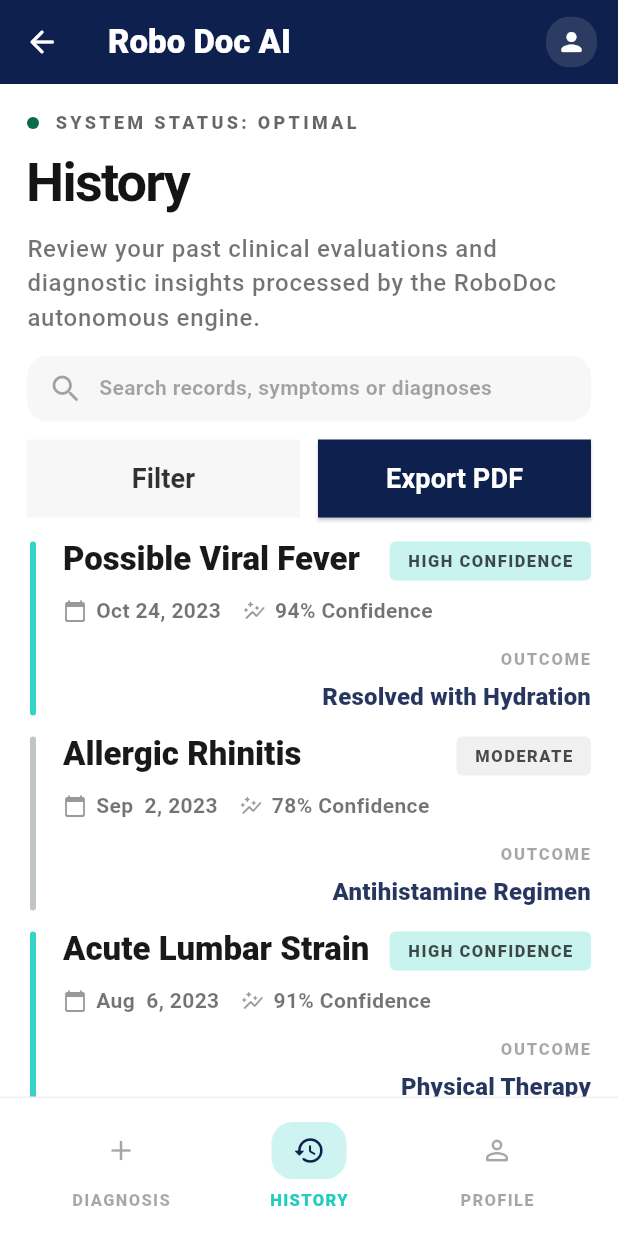
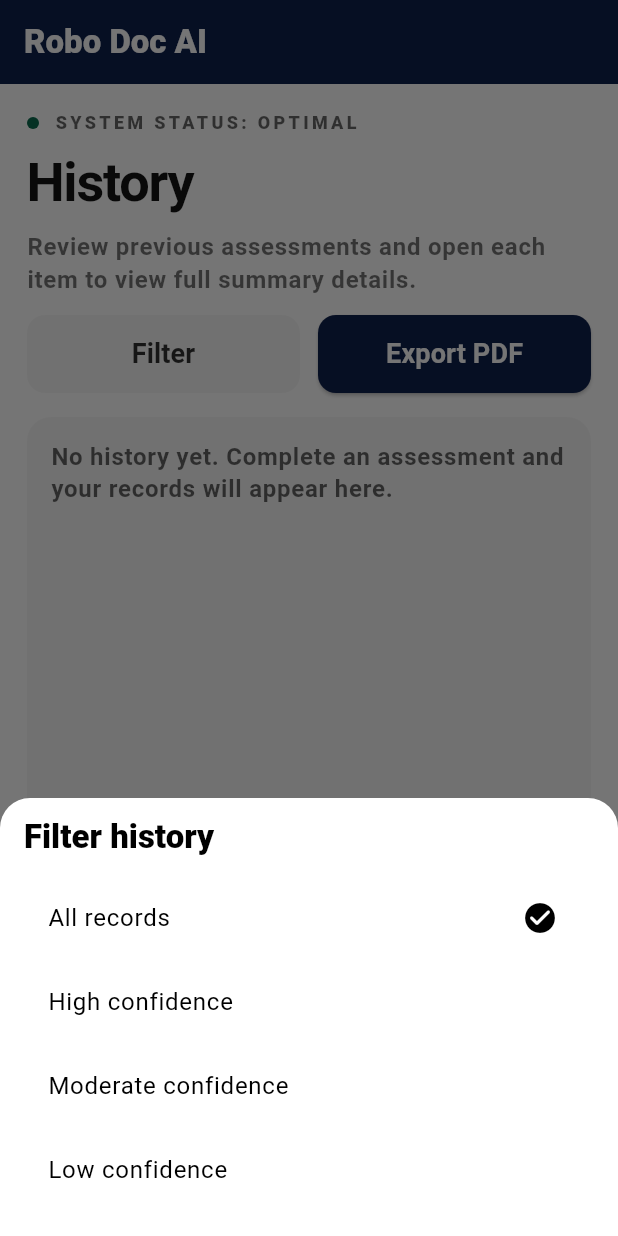
Before and after one commit to maisha-fariha/robodoc, a Flutter app: the HistoryPage screen opened by its route, item 2 of the bottom bar chosen, after a tap on "Filter", on a phone screen of 412 x 824 dp. Run offline on Flutter 3.47's test engine with Material 3 defaults, Android fonts, the phone set to English and light mode, and no system bars; our stand-ins replace connectivity_plus, dartz, dio, firebase_auth, firebase_core, flutter_screenutil and 8 more; accounts and stored records are empty.

Commit message:
feat: implement assessment history and filtering
- Add `saveAssessmentResult` and `AssessmentHistoryItem` model to `AssessmentController` to persist and manage clinical evaluation records.
- Refactor `HistoryPage` to dynamically display assessment history using `Obx` for reactive updates.
- Implement filtering functionality on the history page (All, High, Moderate, and Low confidence).
- Add navigation from history items to their detailed results view.
- Update `HistoryPage` UI with a dynamic "Intelligence Summary" and an "Average Confidence" score card based on real history data.
- Integrate result saving logic in `AssessmentPage` upon completion of the analysis.
- Minor UI improvements to assessment modification links and history card styling.

```diff
--- a/lib/controllers/assessment_controller.dart
+++ b/lib/controllers/assessment_controller.dart
@@ -8,6 +8,7 @@ class AssessmentController extends GetxController {
   final RxnString bloodType = RxnString();
   final RxnString profileImagePath = RxnString();
   final Rxn<AssessmentResult> latestResult = Rxn<AssessmentResult>();
+  final RxList<AssessmentHistoryItem> history = <AssessmentHistoryItem>[].obs;
 
   void setFromAssessment({
     required int age,
@@ -29,6 +30,30 @@ class AssessmentController extends GetxController {
     latestResult.value = result;
   }
 
+  void saveAssessmentResult(AssessmentResult result) {
+    latestResult.value = result;
+    history.insert(
+      0,
+      AssessmentHistoryItem(
+        result: result,
+        title: result.possibleIndication,
+        date: DateTime.now(),
+        confidence: result.confidence / 100.0,
+        tag: _confidenceTag(result.confidence),
+        outcome: result.riskSummary,
+      ),
+    );
+    if (history.length > 50) {
+      history.removeRange(50, history.length);
+    }
+  }
+
+  static String _confidenceTag(int confidence) {
+    if (confidence >= 90) return 'HIGH CONFIDENCE';
+    if (confidence >= 70) return 'MODERATE';
+    return 'LOW CONFIDENCE';
+  }
+
   String get genderDisplay {
     switch (sexAtBirth.value) {
       case 'male':
@@ -48,3 +73,21 @@ class AssessmentController extends GetxController {
       ? bloodType.value!.trim()
       : '—';
 }
+
+class AssessmentHistoryItem {
+  final AssessmentResult result;
+  final String title;
+  final DateTime date;
+  final double confidence;
+  final String tag;
+  final String outcome;
+
+  const AssessmentHistoryItem({
+    required this.result,
+    required this.title,
+    required this.date,
+    required this.confidence,
+    required this.tag,
+    required this.outcome,
+  });
+}
--- a/lib/pages/assessment_page.dart
+++ b/lib/pages/assessment_page.dart
@@ -1492,6 +1492,7 @@ class _AssessmentPageState extends State<AssessmentPage> {
               try {
                 final result = await _analyzeAnswers();
                 if (mounted) {
+                  Get.find<AssessmentController>().saveAssessmentResult(result);
                   Get.toNamed(AppRoutes.results, arguments: result);
                 }
               } finally {
@@ -1959,11 +1960,10 @@ class _DetailCard extends StatelessWidget {
                 InkWell(
                   onTap: onModify,
                   child: Text(
-                    'Modify detail',
+                    'Select other option',
                     style: textTheme.bodySmall?.copyWith(
                       color: Colors.black.withValues(alpha: 0.7),
-                      fontWeight: FontWeight.w800,
-                      decoration: TextDecoration.underline,
+                      fontWeight: FontWeight.w900,
                     ),
                   ),
                 ),
--- a/lib/pages/history_page.dart
+++ b/lib/pages/history_page.dart
@@ -1,46 +1,40 @@
 import 'package:flutter/material.dart';
 import 'package:get/get.dart';
 
+import '../controllers/assessment_controller.dart';
+import '../routes/app_routes.dart';
+import '../utils/app_snackbar.dart';
 import '../widgets/robodoc_bottom_nav.dart';
 
-class HistoryPage extends StatelessWidget {
+class HistoryPage extends StatefulWidget {
   const HistoryPage({super.key});
 
+  @override
+  State<HistoryPage> createState() => _HistoryPageState();
+}
+
+class _HistoryPageState extends State<HistoryPage> {
   static const _primary = Color(0xFF0E204D);
+  String _selectedFilter = 'ALL';
+
+  List<AssessmentHistoryItem> _applyFilter(List<AssessmentHistoryItem> all) {
+    switch (_selectedFilter) {
+      case 'HIGH':
+        return all.where((e) => e.tag == 'HIGH CONFIDENCE').toList();
+      case 'MOD':
+        return all.where((e) => e.tag == 'MODERATE').toList();
+      case 'LOW':
+        return all.where((e) => e.tag == 'LOW CONFIDENCE').toList();
+      case 'ALL':
+      default:
+        return all;
+    }
+  }
+
   @override
   Widget build(BuildContext context) {
     final textTheme = Theme.of(context).textTheme;
-
-    final items = <_HistoryItem>[
-      const _HistoryItem(
-        title: 'Possible Viral Fever',
-        date: 'Oct 24, 2023',
-        confidence: 0.94,
-        tag: 'HIGH CONFIDENCE',
-        outcome: 'Resolved with Hydration',
-      ),
-      const _HistoryItem(
-        title: 'Allergic Rhinitis',
-        date: 'Sep  2, 2023',
-        confidence: 0.78,
-        tag: 'MODERATE',
-        outcome: 'Antihistamine Regimen',
-      ),
-      const _HistoryItem(
-        title: 'Acute Lumbar Strain',
-        date: 'Aug  6, 2023',
-        confidence: 0.91,
-        tag: 'HIGH CONFIDENCE',
-        outcome: 'Physical Therapy',
-      ),
-      const _HistoryItem(
-        title: 'Tension Headache',
-        date: 'Jul 19, 2023',
-        confidence: 0.83,
-        tag: 'MODERATE',
-        outcome: 'Stress Management',
-      ),
-    ];
+    final assessment = Get.find<AssessmentController>();
 
     return Scaffold(
       backgroundColor: Colors.white,
@@ -48,28 +42,10 @@ class HistoryPage extends StatelessWidget {
         backgroundColor: _primary,
         foregroundColor: Colors.white,
         elevation: 0,
-        leading: IconButton(
-          onPressed: () => Get.back(),
-          icon: const Icon(Icons.arrow_back_rounded),
-        ),
         title: const Text(
           'Robo Doc AI',
           style: TextStyle(fontWeight: FontWeight.w900),
         ),
-        actions: [
-          Padding(
-            padding: const EdgeInsets.only(right: 14),
-            child: ClipRRect(
-              borderRadius: BorderRadius.circular(16),
-              child: Container(
-                width: 34,
-                height: 34,
-                color: Colors.white.withValues(alpha: 0.12),
-                child: const Icon(Icons.person_rounded, size: 20),
-              ),
-            ),
-          ),
-        ],
       ),
       bottomNavigationBar: const RoboDocBottomNav(selected: RoboDocTab.history),
       body: SafeArea(
@@ -105,42 +81,17 @@ class HistoryPage extends StatelessWidget {
                 'History',
                 style: textTheme.displaySmall?.copyWith(
                   fontWeight: FontWeight.w600,
-                  letterSpacing: -1.2,
+                  letterSpacing: -0.8,
                   color: Colors.black.withValues(alpha: 0.92),
                 ),
               ),
               const SizedBox(height: 10),
               Text(
-                'Review your past clinical evaluations and diagnostic insights processed by the RoboDoc autonomous engine.',
+                'Review previous assessments and open each item to view full summary details.',
                 style: textTheme.bodyLarge?.copyWith(
                   color: Colors.black.withValues(alpha: 0.55),
-                  height: 1.45,
-                  fontWeight: FontWeight.w500,
-                ),
-              ),
-              const SizedBox(height: 14),
-              Container(
-                padding: const EdgeInsets.symmetric(horizontal: 14, vertical: 10),
-                decoration: BoxDecoration(
-                  color: Colors.black.withValues(alpha: 0.03),
-                  borderRadius: BorderRadius.circular(14),
-                ),
-                child: Row(
-                  children: [
-                    Icon(Icons.search_rounded,
-                        color: Colors.black.withValues(alpha: 0.35)),
-                    const SizedBox(width: 10),
-                    Expanded(
-                      child: Text(
-                        'Search records, symptoms or diagnoses',
-                        style: textTheme.bodyMedium?.copyWith(
-                          color: Colors.black.withValues(alpha: 0.35),
-                          height: 1.2,
-                          fontWeight: FontWeight.w700,
-                        ),
-                      ),
-                    ),
-                  ],
+                  height: 1.35,
+                  fontWeight: FontWeight.w600,
                 ),
               ),
               const SizedBox(height: 12),
@@ -150,12 +101,59 @@ class HistoryPage extends StatelessWidget {
                     child: SizedBox(
                       height: 52,
                       child: TextButton(
-                        onPressed: () {},
+                        onPressed: () {
+                          Get.bottomSheet<void>(
+                            SafeArea(
+                              top: false,
+                              child: Material(
+                                color: Colors.white,
+                                borderRadius:
+                                    const BorderRadius.vertical(top: Radius.circular(20)),
+                                child: Padding(
+                                  padding: const EdgeInsets.fromLTRB(16, 12, 16, 16),
+                                  child: Column(
+                                    mainAxisSize: MainAxisSize.min,
+                                    crossAxisAlignment: CrossAxisAlignment.start,
+                                    children: [
+                                      Text(
+                                        'Filter history',
+                                        style: textTheme.titleLarge?.copyWith(
+                                          fontWeight: FontWeight.w900,
+                                        ),
+                                      ),
+                                      const SizedBox(height: 12),
+                                      ...const [
+                                        ('ALL', 'All records'),
+                                        ('HIGH', 'High confidence'),
+                                        ('MOD', 'Moderate confidence'),
+                                        ('LOW', 'Low confidence'),
+                                      ].map((entry) {
+                                        final id = entry.$1;
+                                        final label = entry.$2;
+                                        final selected = _selectedFilter == id;
+                                        return ListTile(
+                                          title: Text(label),
+                                          trailing: selected
+                                              ? const Icon(Icons.check_circle_rounded)
+                                              : null,
+                                          onTap: () {
+                                            setState(() => _selectedFilter = id);
+                                            Get.back();
+                                          },
+                                        );
+                                      }),
+                                    ],
+                                  ),
+                                ),
+                              ),
+                            ),
+                          );
+                        },
                         style: TextButton.styleFrom(
                           backgroundColor: Colors.black.withValues(alpha: 0.03),
                           foregroundColor: Colors.black.withValues(alpha: 0.8),
                           shape: RoundedRectangleBorder(
-                            borderRadius: BorderRadius.circular(0),
+                            borderRadius: BorderRadius.circular(12),
                           ),
                         ),
                         child: const Text(
@@ -170,12 +168,16 @@ class HistoryPage extends StatelessWidget {
                     child: SizedBox(
                       height: 52,
                       child: ElevatedButton(
-                        onPressed: () {},
+                        onPressed: () => AppSnackbar.show(
+                          'Coming soon',
+                          'Export PDF will be available in a future update.',
+                          isError: false,
+                        ),
                         style: ElevatedButton.styleFrom(
                           backgroundColor: _primary,
                           foregroundColor: Colors.white,
                           shape: RoundedRectangleBorder(
-                            borderRadius: BorderRadius.circular(0),
+                            borderRadius: BorderRadius.circular(12),
                           ),
                         ),
                         child: const Text(
@@ -188,10 +190,44 @@ class HistoryPage extends StatelessWidget {
                 ],
               ),
               const SizedBox(height: 16),
-              ...items.expand((i) sync* {
-                yield _HistoryCard(item: i);
-                if (i != items.last) yield const SizedBox(height: 14);
+              SizedBox(
+                height: 320,
+                child: Obx(() {
+                  final items = _applyFilter(assessment.history.toList());
+                  if (items.isEmpty) {
+                    return Container(
+                      width: double.infinity,
+                      padding: const EdgeInsets.all(16),
+                      decoration: BoxDecoration(
+                        color: Colors.black.withValues(alpha: 0.03),
+                        borderRadius: BorderRadius.circular(16),
+                      ),
+                      child: Text(
+                        'No history yet. Complete an assessment and your records will appear here.',
+                        style: textTheme.bodyLarge?.copyWith(
+                          color: Colors.black.withValues(alpha: 0.6),
+                          height: 1.3,
+                          fontWeight: FontWeight.w600,
+                        ),
+                      ),
+                    );
+                  }
+                  return ListView.separated(
+                    itemCount: items.length,
+                    separatorBuilder: (_, __) => const SizedBox(height: 14),
+                    itemBuilder: (_, index) {
+                      final i = items[index];
+                      return _HistoryCard(
+                        item: i,
+                        onTap: () {
+                          assessment.setLatestResult(i.result);
+                          Get.toNamed(AppRoutes.results, arguments: i.result);
+                        },
+                      );
+                    },
+                  );
                 }),
+              ),
               const SizedBox(height: 18),
               Text(
                 'INTELLIGENCE SUMMARY',
@@ -209,13 +245,30 @@ class HistoryPage extends StatelessWidget {
                   color: Colors.black.withValues(alpha: 0.03),
                   borderRadius: BorderRadius.circular(16),
                 ),
-                child: Text(
-                  'Based on your clinical history, there is a 14% decrease in acute symptomatic triggers over the last quarter. Robo Doc recommends maintaining current preventative measures.',
+                child: Obx(
+                  () {
+                    final items = assessment.history;
+                    final count = items.length;
+                    final avg = count == 0
+                        ? 0
+                        : (items.fold<double>(
+                              0,
+                              (sum, item) => sum + (item.confidence * 100),
+                            ) /
+                            count)
+                            .round();
+                    final summary = count == 0
+                        ? 'No assessments have been completed yet. Once you submit results, your trend summary will appear here.'
+                        : 'Based on your last $count assessment${count == 1 ? '' : 's'}, average confidence is $avg%. Continue regular check-ins for stronger trend insights.';
+                    return Text(
+                      summary,
                       style: textTheme.bodyLarge?.copyWith(
                         color: Colors.black.withValues(alpha: 0.6),
                         height: 1.2,
                         fontWeight: FontWeight.w600,
                       ),
+                    );
+                  },
                 ),
               ),
               const SizedBox(height: 14),
@@ -252,11 +305,22 @@ class HistoryPage extends StatelessWidget {
                       ),
                     ),
                     const SizedBox(height: 18),
-                    Row(
+                    Obx(
+                      () {
+                        final items = assessment.history;
+                        final avg = items.isEmpty
+                            ? 0
+                            : (items.fold<double>(
+                                  0,
+                                  (sum, item) => sum + (item.confidence * 100),
+                                ) /
+                                items.length)
+                                .round();
+                        return Row(
                           crossAxisAlignment: CrossAxisAlignment.end,
                           children: [
                             Text(
-                          '88',
+                              avg.toString(),
                               style: textTheme.displayMedium?.copyWith(
                                 color: Colors.white,
                                 fontWeight: FontWeight.w600,
@@ -277,6 +341,8 @@ class HistoryPage extends StatelessWidget {
                               ),
                             ),
                           ],
+                        );
+                      },
                     ),
                   ],
                 ),
@@ -290,25 +356,10 @@ class HistoryPage extends StatelessWidget {
   }
 }
 
-class _HistoryItem {
-  final String title;
-  final String date;
-  final double confidence;
-  final String tag;
-  final String outcome;
-
-  const _HistoryItem({
-    required this.title,
-    required this.date,
-    required this.confidence,
-    required this.tag,
-    required this.outcome,
-  });
-}
-
 class _HistoryCard extends StatelessWidget {
-  final _HistoryItem item;
-  const _HistoryCard({required this.item});
+  final AssessmentHistoryItem item;
+  final VoidCallback onTap;
+  const _HistoryCard({required this.item, required this.onTap});
 
   static const _primary = Color(0xFF0E204D);
   static const _secondary = Color(0xFF21CDC0);
@@ -325,118 +376,105 @@ class _HistoryCard extends StatelessWidget {
         : Colors.black.withValues(alpha: 0.06);
     final tagFg = Colors.black.withValues(alpha: 0.7);
 
-    return Container(
+    return InkWell(
+      borderRadius: BorderRadius.circular(16),
+      onTap: onTap,
+      child: Container(
         width: double.infinity,
-      padding: const EdgeInsets.only(left: 2),
-      child: IntrinsicHeight(
+        padding: const EdgeInsets.fromLTRB(14, 14, 14, 14),
+        decoration: BoxDecoration(
+          color: Colors.white,
+          borderRadius: BorderRadius.circular(16),
+          border: Border.all(color: Colors.black.withValues(alpha: 0.06)),
+          boxShadow: [
+            BoxShadow(
+              color: Colors.black.withValues(alpha: 0.03),
+              blurRadius: 12,
+              offset: const Offset(0, 6),
+            ),
+          ],
+        ),
         child: Row(
           crossAxisAlignment: CrossAxisAlignment.start,
           children: [
             Container(
               width: 4,
+              height: 84,
               decoration: BoxDecoration(
                 color: barColor,
                 borderRadius: BorderRadius.circular(99),
               ),
             ),
-            const SizedBox(width: 18),
+            const SizedBox(width: 12),
             Expanded(
               child: Column(
                 crossAxisAlignment: CrossAxisAlignment.start,
                 children: [
                   Row(
-                    crossAxisAlignment: CrossAxisAlignment.start,
                     children: [
                       Expanded(
                         child: Text(
                           item.title,
-                          style: textTheme.titleLarge?.copyWith(
+                          maxLines: 1,
+                          overflow: TextOverflow.ellipsis,
+                          style: textTheme.titleMedium?.copyWith(
                             fontWeight: FontWeight.w900,
                             color: Colors.black.withValues(alpha: 0.9),
-                            height: 1.08,
                           ),
                         ),
                       ),
-                      const SizedBox(width: 10),
+                      const SizedBox(width: 8),
                       Container(
-                        padding: const EdgeInsets.symmetric(
-                          horizontal: 12,
-                          vertical: 7,
-                        ),
+                        padding:
+                            const EdgeInsets.symmetric(horizontal: 10, vertical: 5),
                         decoration: BoxDecoration(
                           color: tagBg,
-                          borderRadius: BorderRadius.circular(4),
+                          borderRadius: BorderRadius.circular(999),
                         ),
                         child: Text(
                           item.tag,
-                          textAlign: TextAlign.center,
                           style: textTheme.labelSmall?.copyWith(
                             color: tagFg,
-                            fontWeight: FontWeight.w800,
-                            height: 1.1,
-                            letterSpacing: 1.0,
+                            fontWeight: FontWeight.w900,
+                            letterSpacing: 0.6,
                           ),
                         ),
                       ),
                     ],
                   ),
+                  const SizedBox(height: 8),
+                  Wrap(
+                    spacing: 12,
+                    runSpacing: 6,
+                    children: [
+                      _MetaText(
+                        icon: Icons.calendar_today_rounded,
+                        text: _formatDate(item.date),
+                      ),
+                      _MetaText(
+                        icon: Icons.auto_graph_rounded,
+                        text: '$pct% Confidence',
+                      ),
+                    ],
+                  ),
                   const SizedBox(height: 10),
-                  Row(
-                    children: [
-                      Icon(
-                        Icons.calendar_today_rounded,
-                        size: 16,
-                        color: Colors.black.withValues(alpha: 0.4),
-                      ),
-                      const SizedBox(width: 6),
                   Text(
-                        item.date,
+                    item.outcome,
+                    maxLines: 2,
+                    overflow: TextOverflow.ellipsis,
                     style: textTheme.bodyMedium?.copyWith(
-                          color: Colors.black.withValues(alpha: 0.55),
-                          fontWeight: FontWeight.w600,
-                        ),
-                      ),
-                      const SizedBox(width: 14),
-                      Icon(
-                        Icons.auto_graph_rounded,
-                        size: 16,
-                        color: Colors.black.withValues(alpha: 0.4),
-                      ),
-                      const SizedBox(width: 6),
-                      Text(
-                        '$pct% Confidence',
-                        style: textTheme.bodyMedium?.copyWith(
-                          color: Colors.black.withValues(alpha: 0.55),
-                          fontWeight: FontWeight.w600,
+                      color: _primary.withValues(alpha: 0.85),
+                      fontWeight: FontWeight.w700,
+                      height: 1.3,
                     ),
                   ),
                 ],
               ),
-                  const SizedBox(height: 14),
-                  Align(
-                    alignment: Alignment.centerRight,
-                    child: Text(
-                      'OUTCOME',
-                      style: textTheme.labelSmall?.copyWith(
+            ),
+            const SizedBox(width: 6),
+            Icon(
+              Icons.chevron_right_rounded,
               color: Colors.black.withValues(alpha: 0.35),
-                        fontWeight: FontWeight.w900,
-                        letterSpacing: 1.2,
-                      ),
-                    ),
-                  ),
-                  const SizedBox(height: 6),
-                  Align(
-                    alignment: Alignment.centerRight,
-                    child: Text(
-                      item.outcome,
-                      style: textTheme.titleMedium?.copyWith(
-                        color: _primary.withValues(alpha: 0.9),
-                        fontWeight: FontWeight.w900,
-                      ),
-                    ),
-                  ),
-                ],
-              ),
             ),
           ],
         ),
@@ -444,3 +482,46 @@ class _HistoryCard extends StatelessWidget {
     );
   }
 }
+
+class _MetaText extends StatelessWidget {
+  final IconData icon;
+  final String text;
+
+  const _MetaText({required this.icon, required this.text});
+
+  @override
+  Widget build(BuildContext context) {
+    return Row(
+      mainAxisSize: MainAxisSize.min,
+      children: [
+        Icon(icon, size: 14, color: Colors.black.withValues(alpha: 0.45)),
+        const SizedBox(width: 5),
+        Text(
+          text,
+          style: Theme.of(context).textTheme.bodySmall?.copyWith(
+                color: Colors.black.withValues(alpha: 0.6),
+                fontWeight: FontWeight.w700,
+              ),
+        ),
+      ],
+    );
+  }
+}
+
+String _formatDate(DateTime date) {
+  const months = [
+    'Jan',
+    'Feb',
+    'Mar',
+    'Apr',
+    'May',
+    'Jun',
+    'Jul',
+    'Aug',
+    'Sep',
+    'Oct',
+    'Nov',
+    'Dec',
+  ];
+  return '${months[date.month - 1]} ${date.day}, ${date.year}';
+}
```
Lines whose indentation alone changed are shown as unchanged.
